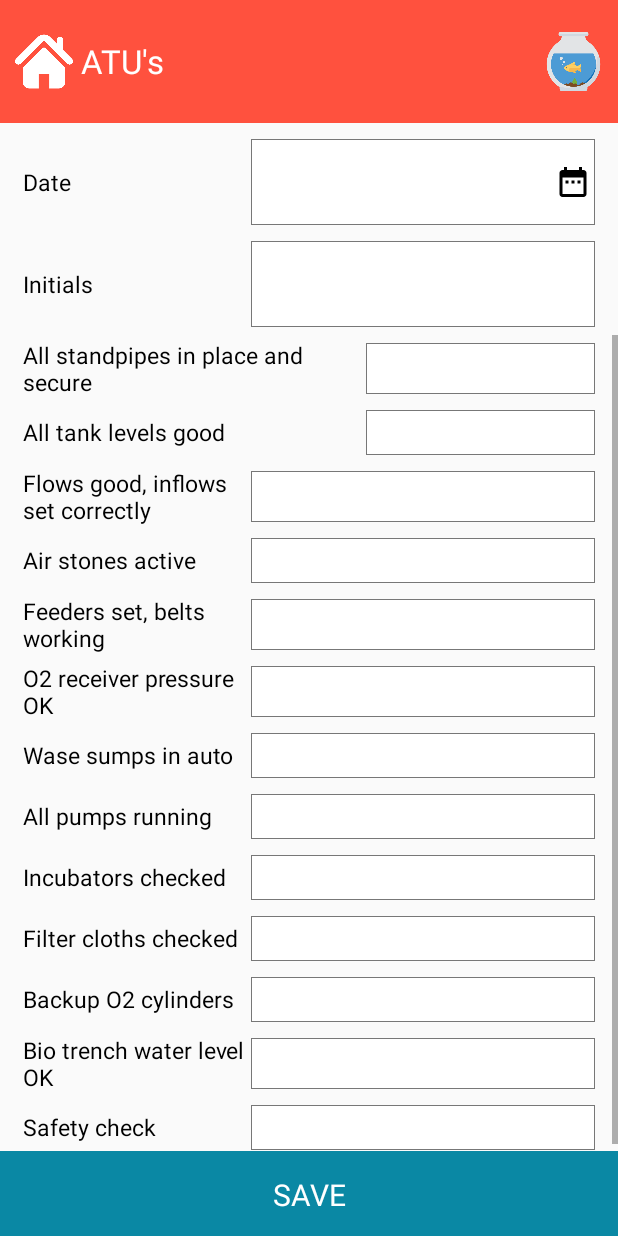
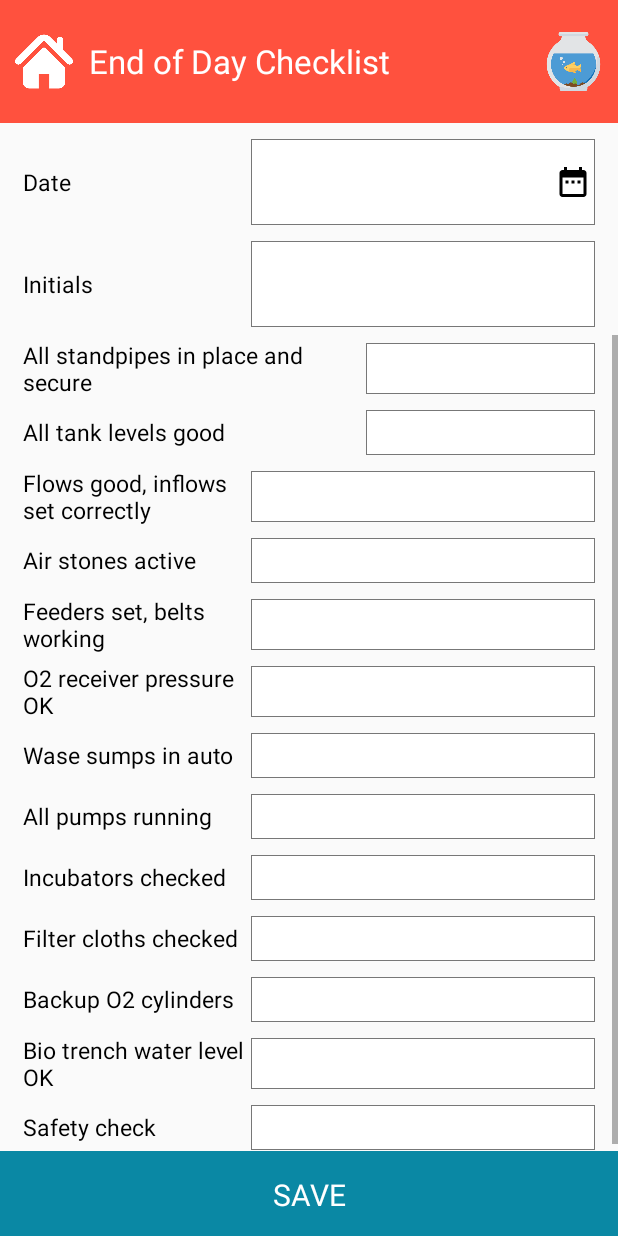
Before and after one commit to Kadarusree/Hatchery, an Android app: the EOD_Checkilist screen opened directly, with no data from a screen before it, on a phone screen of 412 x 824 dp. Run offline under Robolectric (Android 15) with nearby library versions, the phone set to English and light mode, and no system bars; Roboto replaces fonts that are not available here.

Commit message:
Commit-5, Sunday 23/10

```diff
--- a/app/src/main/res/layout/activity_atu_.xml
+++ b/app/src/main/res/layout/activity_atu_.xml
@@ -31,7 +31,7 @@
                 android:layout_weight="0.8"
                 android:gravity="left|center"
                 android:paddingLeft="@dimen/dp_5"
-                android:text="End of Day Checcklist"
+                android:text="@string/opt6"
                 android:textColor="@color/colorWhite"
                 android:textSize="22dp" />
 
--- a/app/src/main/res/layout/activity_eod__checkilist.xml
+++ b/app/src/main/res/layout/activity_eod__checkilist.xml
@@ -31,7 +31,7 @@
                 android:layout_weight="0.8"
                 android:gravity="left|center"
                 android:paddingLeft="@dimen/dp_5"
-                android:text="@string/opt6"
+                android:text=" End of Day Checklist"
                 android:textColor="@color/colorWhite"
                 android:textSize="22dp" />
 
```
